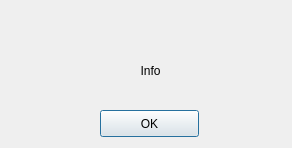
Above: infodialog.ui from lukaszdmitrowski/coreboot_flashtool before the change. Below: the same form after it.
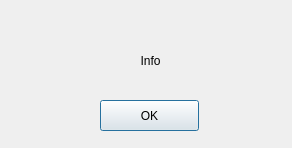
That is the form after the change.

Diff of the .ui file:
```diff
--- a/infodialog.ui
+++ b/infodialog.ui
@@ -17,7 +17,7 @@
    <property name="geometry">
     <rect>
      <x>10</x>
-     <y>50</y>
+     <y>40</y>
      <width>281</width>
      <height>41</height>
     </rect>
@@ -33,9 +33,9 @@
    <property name="geometry">
     <rect>
      <x>100</x>
-     <y>110</y>
+     <y>100</y>
      <width>99</width>
-     <height>27</height>
+     <height>31</height>
     </rect>
    </property>
    <property name="text">
```
